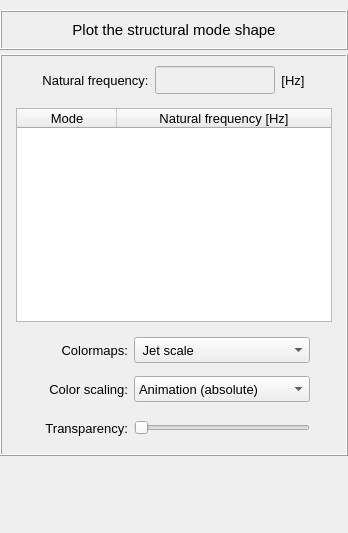
Above: pulse/interface/data/ui_files/plots/results/structural/plot_structural_mode_shape.ui from open-pulse/OpenPulse before the change. Below: the same form after it.
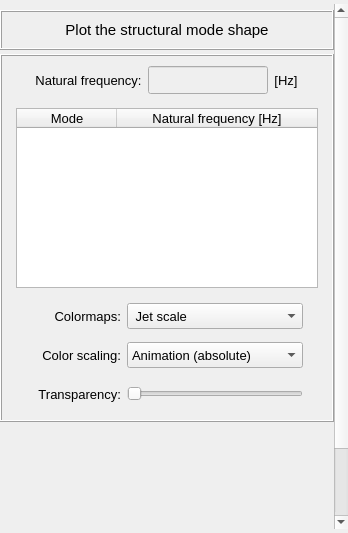
That is the form after the change.

The edit to the form file:
```diff
--- a/pulse/interface/data/ui_files/plots/results/structural/plot_structural_mode_shape.ui
+++ b/pulse/interface/data/ui_files/plots/results/structural/plot_structural_mode_shape.ui
@@ -787,7 +787,7 @@
          <property name="minimumSize">
           <size>
            <width>0</width>
-           <height>60</height>
+           <height>175</height>
           </size>
          </property>
          <property name="frameShape">
```
Left out of the diff: 2 changed lines with no effect on the pictures.
